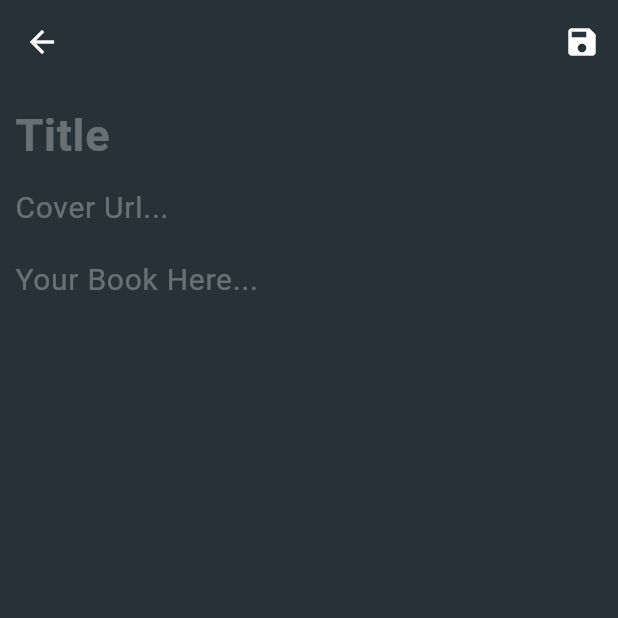
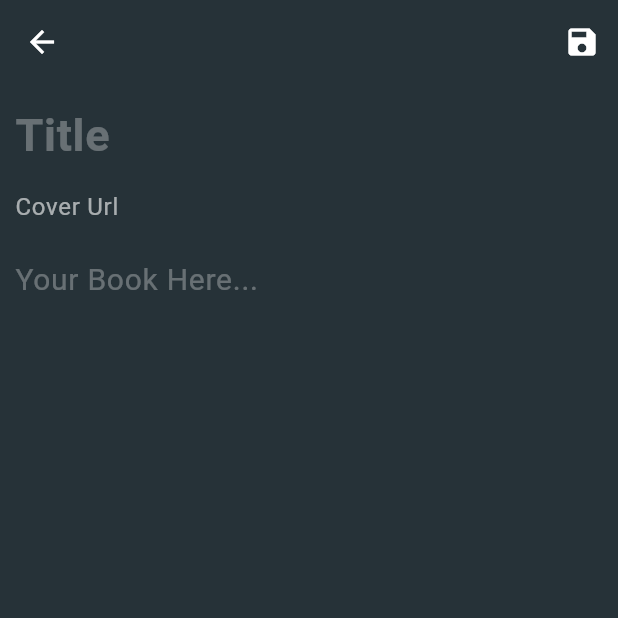
Before and after one commit to arda294/flutter-book-collection-CRUD, a Flutter app: the screen it shows after launch, after a tap on the "add" icon, on a phone screen of 412 x 824 dp, the top half of it. Run offline on Flutter 3.47's test engine with Material 3 defaults, Android fonts, the phone set to English and light mode, and no system bars; our stand-ins replace sqflite, transparent_image; accounts and stored records are empty; network calls fail.

```diff
--- a/lib/pages/books_page.dart
+++ b/lib/pages/books_page.dart
@@ -16,6 +16,7 @@ class _BooksPageState extends State<BooksPage> {
   late List<Book> books;
 
   bool isLoading = false;
+  bool isDatabaseError = false;
 
   @override
   void initState() {
@@ -26,11 +27,17 @@ class _BooksPageState extends State<BooksPage> {
   void refreshBooks() async {
     setState(() => isLoading = true);
 
-    List<Book> list = await BooksDatabase.instance.readAllBooks();
+    late List<Book> list;
+
+    try {
+      list = await BooksDatabase.instance.readAllBooks();
+    } catch(e) {
+      isDatabaseError = true;
+    }
 
     setState(() {
       isLoading = false;
-      books = list;
+      books = list ?? [];
     });
   }
 
@@ -59,12 +66,12 @@ class _BooksPageState extends State<BooksPage> {
         child: const Icon(Icons.add),
       ),
       body: Padding(
-        padding: EdgeInsets.all(10),
+        padding: const EdgeInsets.all(10),
         child: isLoading ? const CircularProgressIndicator()
-          : books.isEmpty ? const Center(
+          : books.isEmpty ? Center(
             child:  Text(
-              'No Books',
-              style: TextStyle(
+              !isDatabaseError ? 'No Books' : 'Database Error',
+              style: const TextStyle(
                 color: Colors.white
               ),
             ),
@@ -82,7 +89,7 @@ class _BooksPageState extends State<BooksPage> {
       Book note = books[index];
       return StaggeredGridTile.fit(
         crossAxisCellCount: 1,
-        child: BookCard(note, update: refreshBooks,),
+        child: BookCard(note, index: index, update: refreshBooks,),
       );
     }),
   );
--- a/lib/pages/edit_books_page.dart
+++ b/lib/pages/edit_books_page.dart
@@ -81,7 +81,13 @@ class _AddEditBookPageState extends State<AddEditBookPage> {
                     });
                   },
                   decoration: const InputDecoration(
-                    hintText: 'Cover Url...',
+                    label: Text(
+                      'Cover Url',
+                      style: TextStyle(
+                        color: Colors.white60
+                      ),
+                    ),
+                    hintText: 'Url here...',
                     border: InputBorder.none,
                     hintStyle: TextStyle(
                       color: Colors.white30
```
Also changed, not shown: lib/pages/book_detail_page.dart (+2 -43 lines), lib/widgets/book_card.dart (+19 -0 lines), lib/widgets/book_detail.dart (added, +59 -0 lines).
